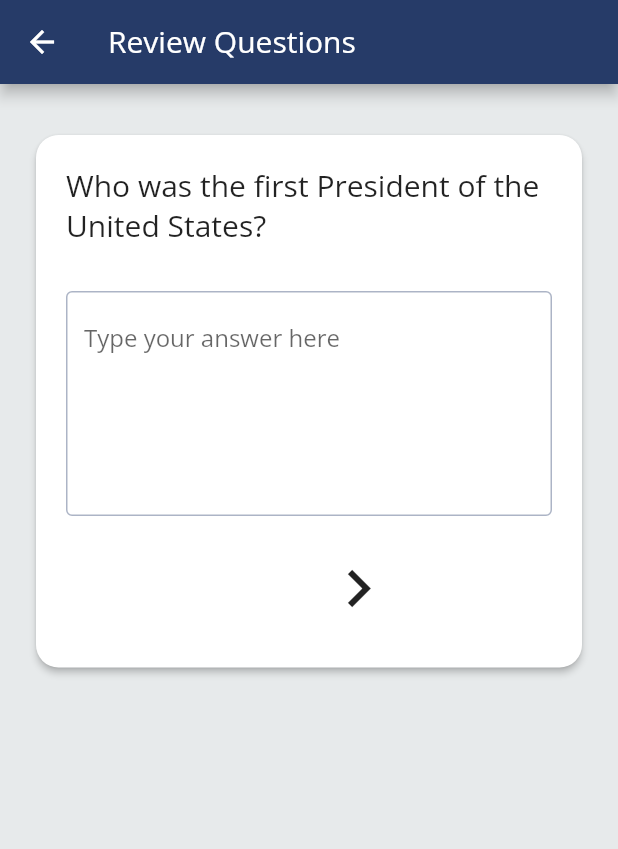
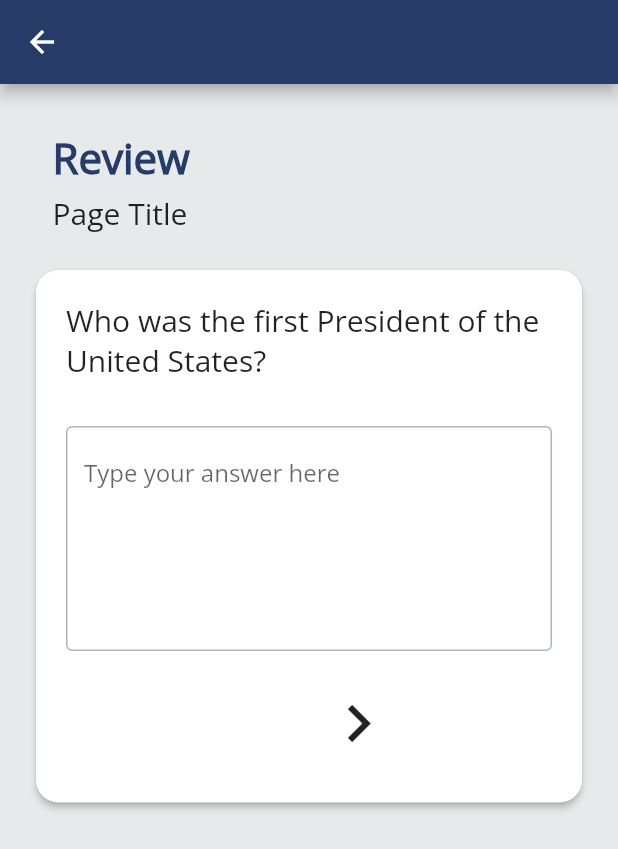
Before and after one commit to awest25/Retainify, a Flutter app: the ReviewScreen screen opened directly, on a phone screen of 412 x 824 dp. Shown: the top 849 px of the screen. Run offline on Flutter 3.47's test engine with Material 2 defaults, Android fonts, the phone set to English and light mode, and no system bars; our stand-ins replace flutter_local_notifications, flutter_native_timezone, flutter_speed_dial, hive, hive_flutter, timezone; accounts and stored records are empty.

Commit message:
fix review screen, may need listview

```diff
--- a/lib/screens/ReviewScreen.dart
+++ b/lib/screens/ReviewScreen.dart
@@ -23,13 +23,23 @@ class _ReviewScreenState extends State<ReviewScreen> {
   Widget build(BuildContext context) {
     return Scaffold(
       backgroundColor: theme.colorScheme.background,
-      appBar: AppBar(
-        title: const Text('Review Questions'),
-      ),
+      appBar: AppBar(),
       body: Padding(
         padding: const EdgeInsets.only(top: 30, right: 20, left: 20),
         child: Column(
           children: [
+            Container(
+              alignment: Alignment.centerLeft,
+              child: Text("Review", style: title),
+              padding: EdgeInsets.only(left: 15),
+            ),
+            SizedBox(height: 5),
+            Container(
+              alignment: Alignment.centerLeft,
+              child: Text("Page Title", style: header1),
+              padding: EdgeInsets.only(left: 15),
+            ),
+            SizedBox(height: 20),
             Card(
               shape: curvedShape,
               elevation: 2,
```
Also changed, not shown: lib/screens/NewNoteScreen.dart (+6 -3 lines), lib/screens/ReflectScreen.dart (+26 -11 lines).
